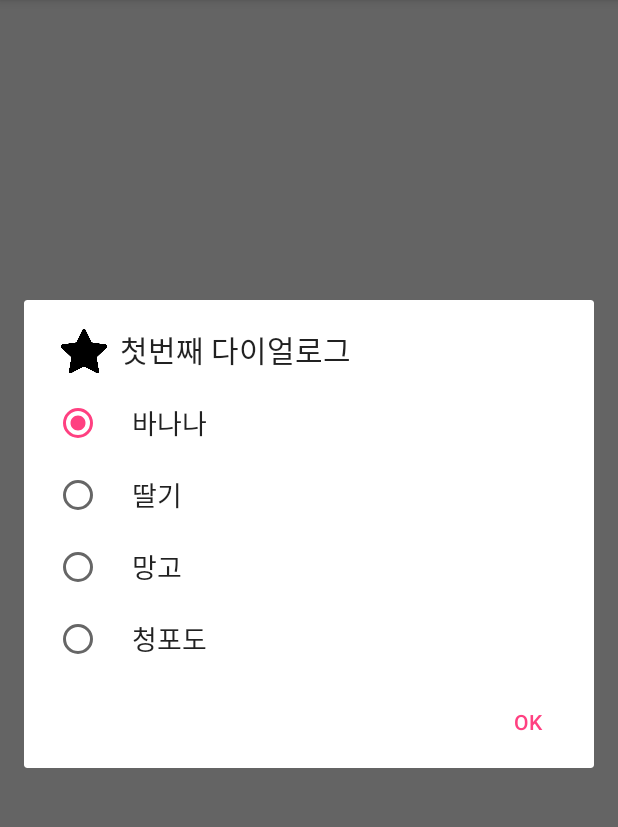
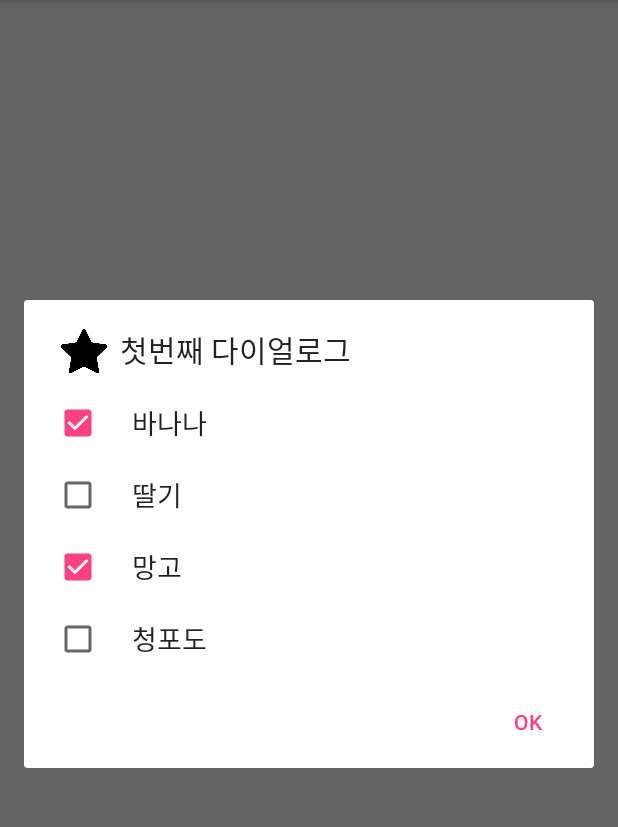
Before and after one commit to kKn00077/DialogTest, an Android app: the screen it shows after launch (MainActivity), after a tap on "대화상자 열기", on a phone screen of 412 x 824 dp, the part 84-911 px from its top. Run offline under Robolectric (Android 15) with nearby library versions, the phone set to English and light mode, and no system bars.

```diff
--- a/app/src/main/java/kn0077/kr/hs/emirim/dialogtest/MainActivity.java
+++ b/app/src/main/java/kn0077/kr/hs/emirim/dialogtest/MainActivity.java
@@ -36,13 +36,26 @@ public class MainActivity extends AppCompatActivity implements View.OnClickListe
         });*/
 
        //라디오 버튼 목록
-        dialog.setSingleChoiceItems(itemArr,0, new DialogInterface.OnClickListener() {
+        /*dialog.setSingleChoiceItems(itemArr,0, new DialogInterface.OnClickListener() {
             @Override
             public void onClick(DialogInterface dialog, int which) { // which 는 클릭한 항목의 인덱스값
                 butDialog.setText(itemArr[which]);
             }
+        });*/
+
+        //체크박스 목록
+        //선택여부 배열
+        boolean[] checkedItems={true,false,true,false};
+        dialog.setMultiChoiceItems(itemArr, checkedItems, new DialogInterface.OnMultiChoiceClickListener() {
+            @Override
+            public void onClick(DialogInterface dialog, int which, boolean isChecked) {
+                if(isChecked) {
+                    butDialog.setText(itemArr[which]);
+                }
+            }
         });
-        dialog.setPositiveButton("OK",null);
+
+        dialog.setPositiveButton("OK",null); // 없애도 됨
         dialog.show();//다이얼로그를 화면에 보이게 설정
     }
 }
```
